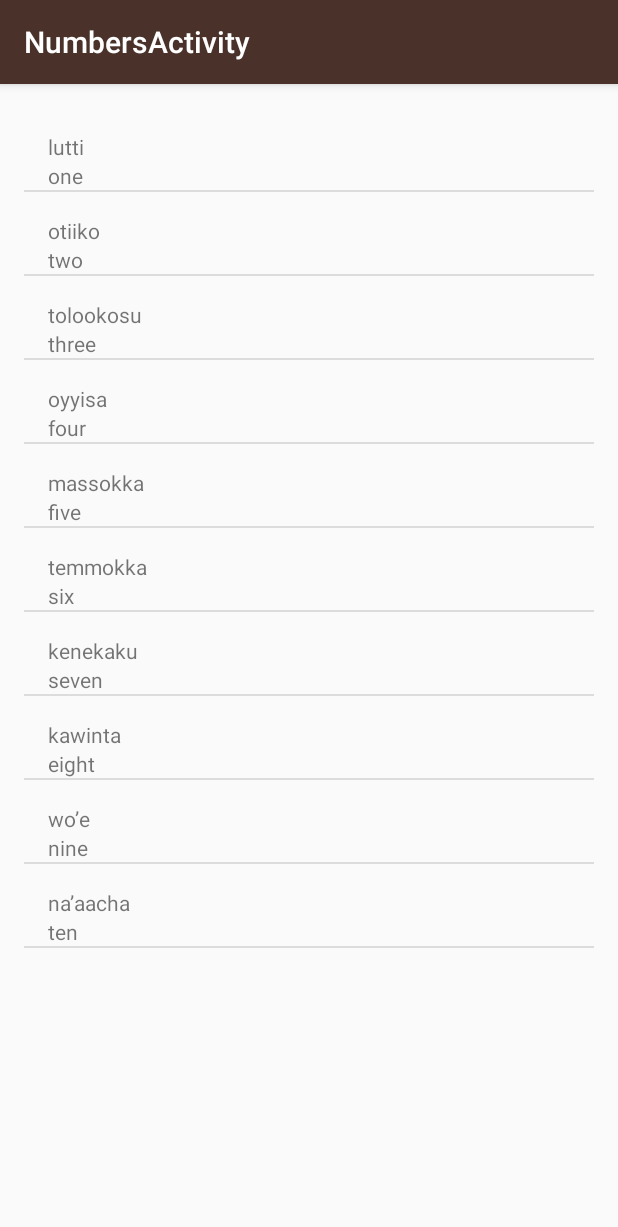
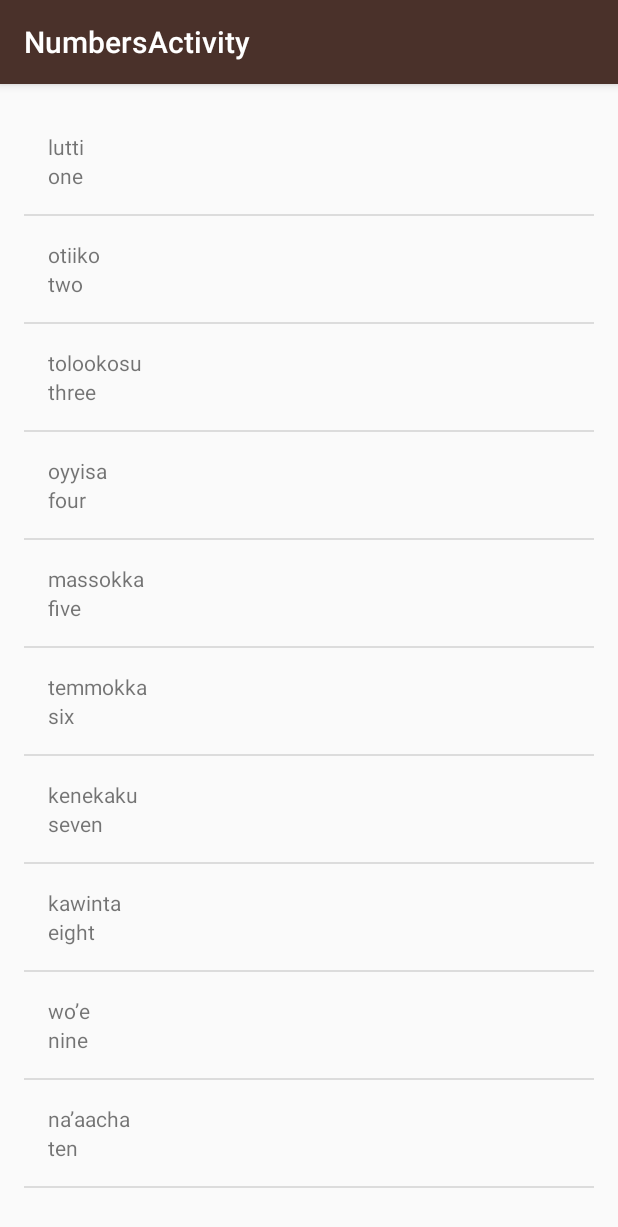
Before and after one commit to tiredoak/Miwok, an Android app: the NumbersActivity screen opened directly, with no data from a screen before it, on a phone screen of 412 x 824 dp. Shown: the top 1227 px of the screen. Run offline under Robolectric (Android 15) with nearby library versions, the phone set to English and light mode, and no system bars.

Commit message:
Change padding in list_item.xml

```diff
--- a/app/src/main/res/layout/list_item.xml
+++ b/app/src/main/res/layout/list_item.xml
@@ -20,6 +20,7 @@
         android:id="@+id/default_text_view"
         android:layout_width="match_parent"
         android:layout_height="wrap_content"
-        tools:text="one"/>
+        tools:text="one"
+        android:paddingBottom="16dp"/>
 
 </LinearLayout>
```
